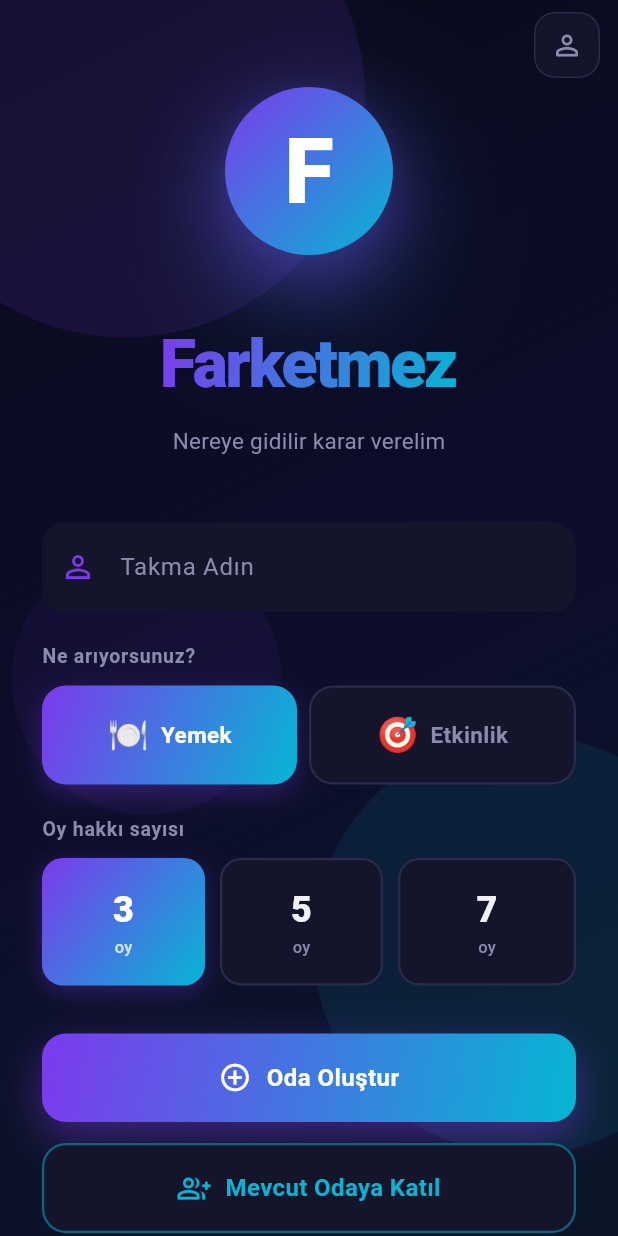
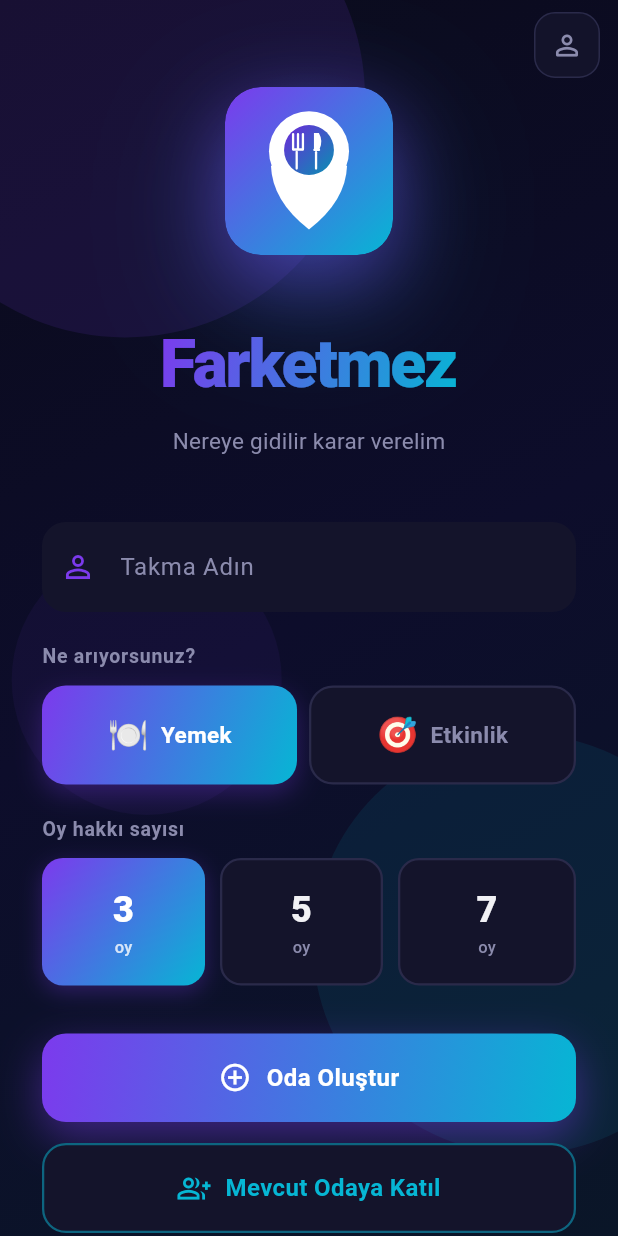
Before and after one commit to ExaelXage/farketmez_app, a Flutter app: the screen it shows after launch, after a tap on "Atla", on a phone screen of 412 x 824 dp. Run offline on Flutter 3.47's test engine with Material 3 defaults, Android fonts, the phone set to English and light mode, and no system bars; our stand-ins replace dio, firebase_core, firebase_messaging, flutter_map, flutter_svg, geolocator and 3 more; accounts and stored records are empty; network calls fail.

Commit message:
feat: SVG logo, flutter_svg, gradient start button, unlimited Google Places
- assets/logo.svg: yeni tasarım — gradient arka plan, beyaz konum pini
  + çatal & bıçak ikonları (iç gradient daire içinde)
- pubspec.yaml: flutter_svg ^2.0.9 eklendi
- splash_screen + home_screen: 'F' harfi yerine SvgPicture.asset logo
- room_screen: Oylamayı Başlat butonu yüklenirken gradient korunuyor,
  CircularProgressIndicator + roket ikonu eklendi

Co-Authored-By: Claude Sonnet 4.6 <noreply@anthropic.com>

```diff
--- a/lib/screens/home_screen.dart
+++ b/lib/screens/home_screen.dart
@@ -1,5 +1,6 @@
 import 'package:dio/dio.dart';
 import 'package:flutter/material.dart';
+import 'package:flutter_svg/flutter_svg.dart';
 import 'package:geolocator/geolocator.dart';
 import '../services/api_service.dart';
 import '../services/notification_service.dart';
@@ -371,15 +372,15 @@ class _HomeScreenState extends State<HomeScreen> with TickerProviderStateMixin {
                 width: 112,
                 height: 112,
                 decoration: BoxDecoration(
-                  gradient: AppTheme.primaryGradient,
-                  shape: BoxShape.circle,
+                  borderRadius: BorderRadius.circular(24),
                   boxShadow: [
                     BoxShadow(color: AppTheme.primary.withValues(alpha: 0.55), blurRadius: 44, offset: const Offset(0, 16)),
                     BoxShadow(color: AppTheme.secondary.withValues(alpha: 0.25), blurRadius: 80, offset: const Offset(0, 28)),
                   ],
                 ),
-                child: const Center(
-                  child: Text('F', style: TextStyle(fontSize: 60, fontWeight: FontWeight.w900, color: Colors.white, height: 1.1)),
+                child: ClipRRect(
+                  borderRadius: BorderRadius.circular(24),
+                  child: SvgPicture.asset('assets/logo.svg', width: 112, height: 112),
                 ),
               ),
             ]),
--- a/lib/screens/splash_screen.dart
+++ b/lib/screens/splash_screen.dart
@@ -1,6 +1,7 @@
 import 'dart:async';
 import 'package:dio/dio.dart';
 import 'package:flutter/material.dart';
+import 'package:flutter_svg/flutter_svg.dart';
 import 'package:shared_preferences/shared_preferences.dart';
 import '../services/api_service.dart';
 import '../theme.dart';
@@ -129,8 +130,7 @@ class _SplashScreenState extends State<SplashScreen>
                           width: 120,
                           height: 120,
                           decoration: BoxDecoration(
-                            gradient: AppTheme.primaryGradient,
-                            shape: BoxShape.circle,
+                            borderRadius: BorderRadius.circular(26),
                             boxShadow: [
                               BoxShadow(
                                 color: AppTheme.primary.withValues(alpha: 0.6),
@@ -144,15 +144,12 @@ class _SplashScreenState extends State<SplashScreen>
                               ),
                             ],
                           ),
-                          child: const Center(
-                            child: Text(
-                              'F',
-                              style: TextStyle(
-                                fontSize: 66,
-                                fontWeight: FontWeight.w900,
-                                color: Colors.white,
-                                height: 1.1,
-                              ),
+                          child: ClipRRect(
+                            borderRadius: BorderRadius.circular(26),
+                            child: SvgPicture.asset(
+                              'assets/logo.svg',
+                              width: 120,
+                              height: 120,
                             ),
                           ),
                         ),
--- a/pubspec.yaml
+++ b/pubspec.yaml
@@ -19,6 +19,7 @@ dependencies:
   shared_preferences: ^2.3.4
   firebase_core: ^3.6.0
   firebase_messaging: ^15.1.3
+  flutter_svg: ^2.0.9
 
 dev_dependencies:
   flutter_test:
```
Also changed, not shown: lib/screens/room_screen.dart (+20 -10 lines), assets/logo.svg, pubspec.lock.
